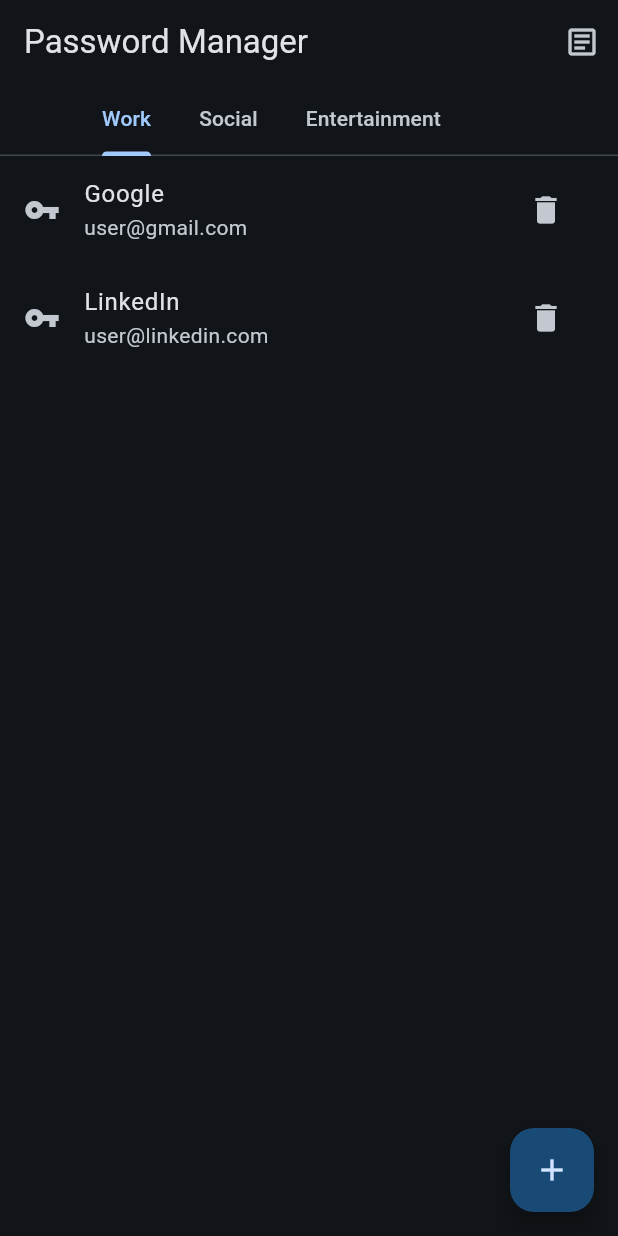
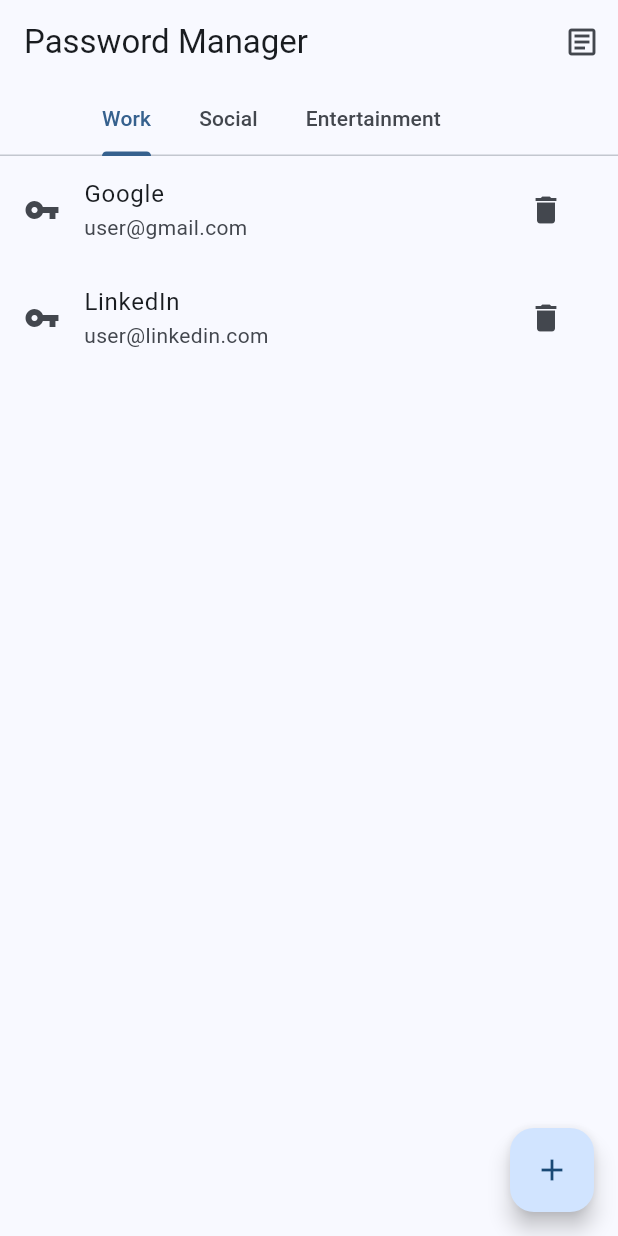
Before and after one commit to could-ai/01984187-8b40-7094-b764-c02460f21847, a Flutter app: the screen it shows after launch, on a phone screen of 412 x 824 dp. Run offline on Flutter 3.47's test engine with Material 3 defaults, Android fonts, the phone set to English and light mode, and no system bars.

Commit message:
Change app theme to light blue by setting themeMode to light.

```diff
--- a/usr/lib/main.dart
+++ b/usr/lib/main.dart
@@ -14,7 +14,7 @@ class MyApp extends StatelessWidget {
       title: 'Password Manager',
       debugShowCheckedModeBanner: false,
       theme: ThemeData(
-        // 使用蓝色作为主色调
+        // 使用浅蓝色作为主色调
         colorScheme: ColorScheme.fromSeed(
           seedColor: Colors.blue,
         ),
@@ -28,8 +28,8 @@ class MyApp extends StatelessWidget {
         ),
         useMaterial3: true,
       ),
-      // 统一使用暗色模式，以突出蓝色背景效果
-      themeMode: ThemeMode.dark,
+      // 统一使用浅色模式，以突出浅蓝色背景效果
+      themeMode: ThemeMode.light,
       home: const PasswordListScreen(),
     );
   }
```
